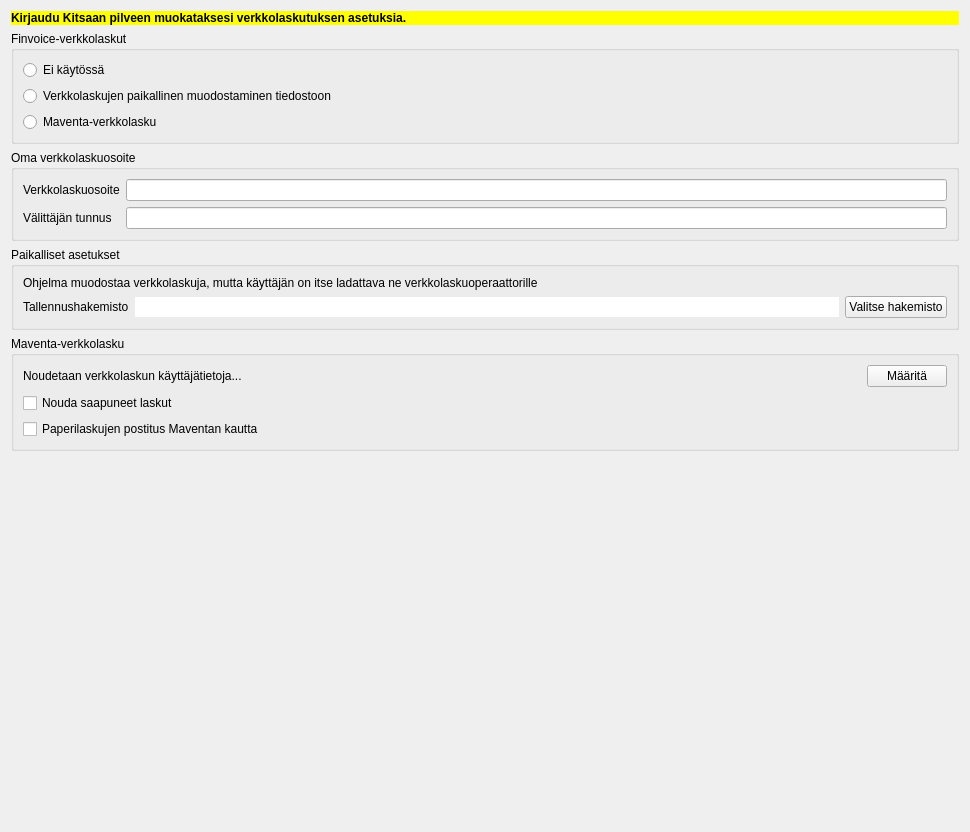
First picture: the form in kitsas/maaritys/verkkolasku/verkkolasku.ui, repository artoh/kitupiikki, before the edit.
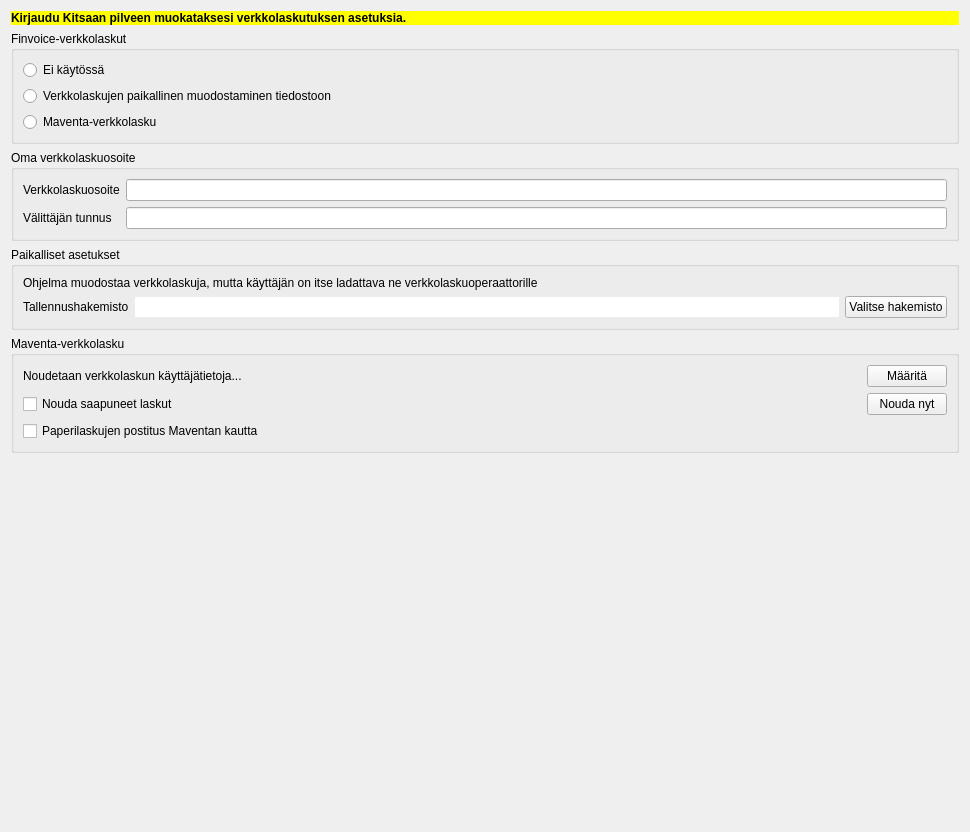
Second picture: the form after the edit. Icons and pictures are not drawn.

```diff
--- a/kitsas/maaritys/verkkolasku/verkkolasku.ui
+++ b/kitsas/maaritys/verkkolasku/verkkolasku.ui
@@ -13,7 +13,7 @@
   <property name="windowTitle">
    <string>Dialog</string>
   </property>
-  <layout class="QVBoxLayout" name="verticalLayout_2">
+  <layout class="QVBoxLayout" name="verticalLayout_3">
    <item>
     <widget class="QLabel" name="kirjauduLabel">
      <property name="styleSheet">
@@ -148,7 +148,7 @@
      <property name="title">
       <string>Maventa-verkkolasku</string>
      </property>
-     <layout class="QVBoxLayout" name="verticalLayout_3">
+     <layout class="QVBoxLayout" name="verticalLayout_2">
       <item>
        <layout class="QHBoxLayout" name="horizontalLayout_3" stretch="1,0">
         <item>
@@ -175,6 +175,8 @@
        </layout>
       </item>
       <item>
+       <layout class="QHBoxLayout" name="horizontalLayout_2" stretch="1,0">
+        <item>
        <widget class="QCheckBox" name="noutoCheck">
         <property name="text">
          <string>Nouda saapuneet laskut</string>
@@ -184,6 +186,19 @@
           <normaloff>:/pic/tuotiedosto.png</normaloff>:/pic/tuotiedosto.png</iconset>
         </property>
        </widget>
+        </item>
+        <item>
+         <widget class="QPushButton" name="noudaNappi">
+          <property name="text">
+           <string>Nouda nyt</string>
+          </property>
+          <property name="icon">
+           <iconset resource="../../pic/pic.qrc">
+            <normaloff>:/pic/refresh.png</normaloff>:/pic/refresh.png</iconset>
+          </property>
+         </widget>
+        </item>
+       </layout>
       </item>
       <item>
        <widget class="QCheckBox" name="postitusCheck">
```
Lines whose indentation alone changed are shown as unchanged.
